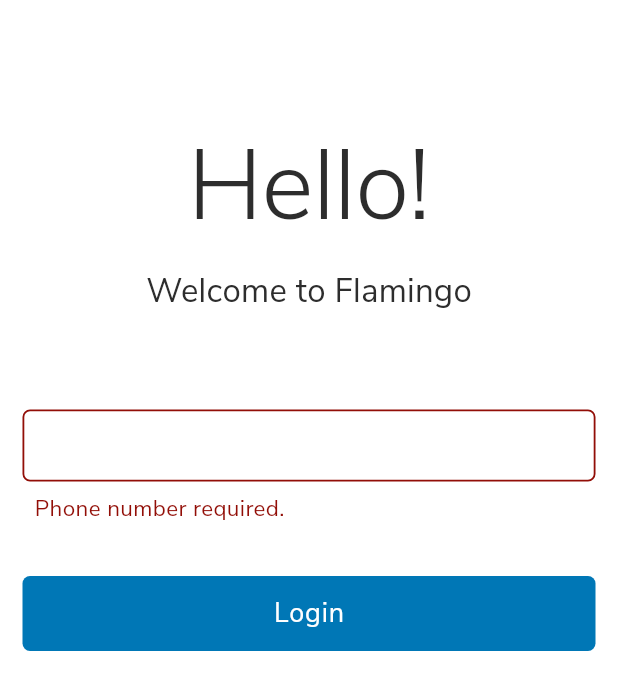
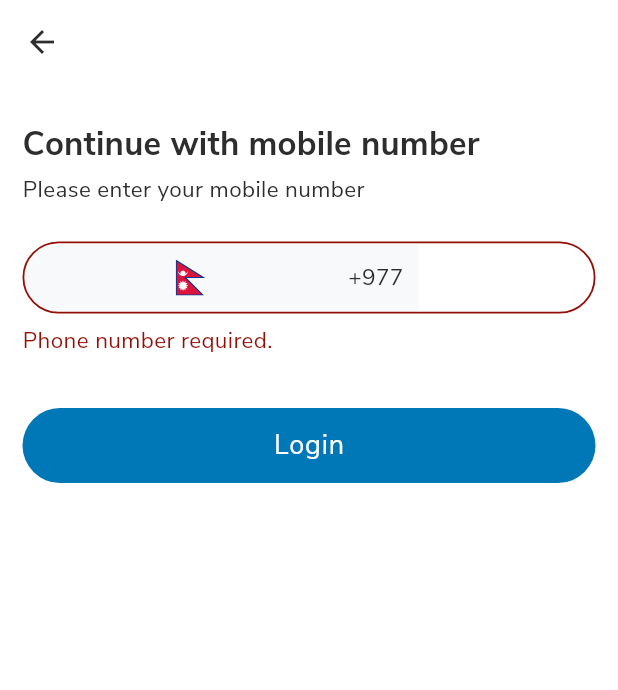
Before and after one commit to Artisan-Nepal/flamingo-mobile, a Flutter app: the LoginScreen screen opened by its route, after a tap on "Login", on a phone screen of 412 x 824 dp. Shown: the top 690 px of the screen. Run offline on Flutter 3.47's test engine with Material 2 defaults, Android fonts, the phone set to English and light mode, and no system bars; our stand-ins replace cached_network_image, dio, flutter_secure_storage, flutter_svg, get_it, otp_text_field and 2 more; accounts and stored records are empty; project files that could hold a hidden picture were left out.

Commit message:
enhance: login screen ui enhanced

```diff
--- a/lib/feature/auth/screen/login/login_screen.dart
+++ b/lib/feature/auth/screen/login/login_screen.dart
@@ -2,6 +2,7 @@
 import 'package:flamingo/feature/auth/screen/login/login_view_model.dart';
 import 'package:flamingo/feature/auth/screen/login/verify_otp_screen.dart';
 import 'package:flamingo/shared/shared.dart';
+import 'package:flamingo/widget/image/image.dart';
 import 'package:flamingo/widget/widget.dart';
 import 'package:flutter/material.dart';
 import 'package:provider/provider.dart';
@@ -25,6 +26,7 @@
       create: (context) => _viewModel,
       builder: (context, child) {
         return Scaffold(
+          appBar: AppBar(),
           body: SingleChildScrollView(
             child: Padding(
               padding: const EdgeInsets.all(Dimens.spacingSizeDefault),
@@ -34,22 +36,28 @@
                   builder: (context, viewModel, child) {
                     return Column(
                       mainAxisAlignment: MainAxisAlignment.start,
-                      crossAxisAlignment: CrossAxisAlignment.center,
+                      crossAxisAlignment: CrossAxisAlignment.start,
                       children: [
-                        const VerticalSpaceWidget(height: Dimens.spacing_64),
-                        Text(
-                          'Hello!',
-                          style: Theme.of(context).textTheme.displayMedium,
-                        ),
                         const VerticalSpaceWidget(
                           height: Dimens.spacingSizeSmall,
                         ),
                         Text(
-                          'Welcome to Flamingo',
-                          style: Theme.of(context).textTheme.titleLarge,
+                          'Continue with mobile number',
+                          style: Theme.of(context)
+                              .textTheme
+                              .titleLarge!
+                              .copyWith(fontWeight: FontWeight.bold),
                         ),
-                        const VerticalSpaceWidget(height: Dimens.spacing_64),
+                        const VerticalSpaceWidget(
+                            height: Dimens.spacingSizeExtraSmall),
+                        Text(
+                          'Please enter your mobile number',
+                          style: Theme.of(context).textTheme.bodyMedium,
+                        ),
+                        const VerticalSpaceWidget(
+                            height: Dimens.spacingSizeExtraLarge),
                         TextFieldWidget(
+                          prefixIcon: _getTextFieldPrefix(),
                           controller: _mobileNumberController,
                           maxLength: 10,
                           textInputType: TextInputType.number,
@@ -60,10 +68,10 @@
                         const VerticalSpaceWidget(
                           height: Dimens.spacingSizeOverLarge,
                         ),
-                        FilledButtonWidget(
+                        RoundedFilledButtonWidget(
                           label: 'Login',
                           onPressed: () {
-                            onLogin(viewModel);
+                            _onLogin(viewModel);
                           },
                           isLoading: viewModel.sendOtpUseCase.isLoading,
                         )
@@ -79,14 +87,39 @@
     );
   }
 
-  void onLogin(LoginViewModel viewModel) async {
+  Widget _getTextFieldPrefix() {
+    return Container(
+      margin: const EdgeInsets.fromLTRB(2, 2, Dimens.spacingSizeSmall, 2),
+      decoration: const BoxDecoration(
+        color: AppColors.grayLighter,
+        borderRadius: BorderRadius.only(
+          topLeft: Radius.circular(Dimens.radiusLarge),
+          bottomLeft: Radius.circular(Dimens.radiusLarge),
+        ),
+      ),
+      padding: const EdgeInsets.symmetric(horizontal: Dimens.spacingSizeSmall),
+      child: const Row(
+        mainAxisSize: MainAxisSize.min,
+        children: [
+          SvgImageWidget(
+            image: ImageConstants.nepalFlag,
+            height: Dimens.iconSizeDefault,
+          ),
+          HorizontalSpaceWidget(width: Dimens.spacingSizeExtraSmall),
+          Text('+977')
+        ],
+      ),
+    );
+  }
+
+  void _onLogin(LoginViewModel viewModel) async {
     if (_formKey.currentState!.validate()) {
       await viewModel.sendOtp(_mobileNumberController.text);
-      observeSendOtpResponse(viewModel);
+      _observeSendOtpResponse(viewModel);
     }
   }
 
-  void observeSendOtpResponse(LoginViewModel viewModel) {
+  void _observeSendOtpResponse(LoginViewModel viewModel) {
     if (viewModel.sendOtpUseCase.hasCompleted) {
       NavigationHelper.push(
         context,
--- a/lib/navigation/navigation_service.dart
+++ b/lib/navigation/navigation_service.dart
@@ -16,7 +16,7 @@
     if (isFirstTime) {
       initialRoute = NavigationRouteNames.onBoarding;
     } else if (isLoggedIn) {
-      initialRoute = NavigationRouteNames.home;
+      initialRoute = NavigationRouteNames.login;
     } else {
       initialRoute = NavigationRouteNames.login;
     }
--- a/lib/shared/constant/image_constants.dart
+++ b/lib/shared/constant/image_constants.dart
@@ -4,4 +4,5 @@
   static const String onboarding2 = "assets/drawable/onboarding2.svg";
   static const String onboarding3 = "assets/drawable/onboarding3.svg";
   static const String imagePlaceholder = "assets/drawable/imagePlaceholder.jpg";
+  static const String nepalFlag = "assets/drawable/nepal_flag.svg";
 }
--- a/lib/widget/button/variants/rounded_filled_button_widget.dart
+++ b/lib/widget/button/variants/rounded_filled_button_widget.dart
@@ -1,3 +1,4 @@
+import 'package:flamingo/shared/shared.dart';
 import 'package:flamingo/widget/widget.dart';
 import 'package:flutter/material.dart';
 
@@ -27,7 +28,7 @@
       isLoading: isLoading,
       enabled: enabled,
       loadingMsg: loadingMsg,
-      borderRaidus: BorderRadius.circular(50),
+      borderRaidus: BorderRadius.circular(Dimens.radiusLarge),
       child: child,
     );
   }
--- a/lib/widget/button/variants/rounded_outlined_button_widget.dart
+++ b/lib/widget/button/variants/rounded_outlined_button_widget.dart
@@ -30,7 +30,7 @@
       isLoading: isLoading,
       enabled: enabled,
       loadingMsg: loadingMsg,
-      borderRaidus: BorderRadius.circular(50),
+      borderRaidus: BorderRadius.circular(Dimens.radiusLarge),
       needBorder: true,
       backgroundColor: AppColors.transparent,
       textColor: textColor,
--- a/lib/widget/image/svg_image.dart
+++ b/lib/widget/image/svg_image.dart
@@ -19,10 +19,12 @@
     return SvgPicture.asset(
       image,
       alignment: Alignment.center,
-      colorFilter: ColorFilter.mode(
-        color ?? Theme.of(context).iconTheme.color!,
-        BlendMode.srcIn,
-      ),
+      colorFilter: color != null
+          ? ColorFilter.mode(
+              color!,
+              BlendMode.srcIn,
+            )
+          : null,
       width: width,
       height: height,
     );
--- a/lib/widget/text-field/text_field_widget.dart
+++ b/lib/widget/text-field/text_field_widget.dart
@@ -36,7 +36,7 @@
   final TextInputType? textInputType;
   final TextEditingController? controller;
   final String? hintText;
-  final IconData? prefixIcon;
+  final Widget? prefixIcon;
   final IconData? suffixIcon;
   final TextInputAction? textInputAction;
   final bool enabled;
@@ -108,12 +108,7 @@
                 : const EdgeInsets.all(
                     8,
                   ),
-            prefixIcon: prefixIcon == null
-                ? null
-                : IconButton(
-                    icon: Icon(prefixIcon),
-                    onPressed: onPrefixPressed,
-                  ),
+            prefixIcon: prefixIcon,
             suffixIcon: suffixIcon == null
                 ? null
                 : IconButton(
@@ -126,7 +121,7 @@
                 .copyWith(color: AppColors.error),
             hintText: hintText,
             border: _generateBorder(AppColors.grayDarker),
-            focusedBorder: _generateBorder(AppColors.grayDarker),
+            focusedBorder: _generateBorder(AppColors.primaryMain),
             enabledBorder: _generateBorder(AppColors.grayDarker),
             errorBorder: _generateBorder(AppColors.error),
             focusedErrorBorder: _generateBorder(AppColors.error),
@@ -138,7 +133,7 @@
 
   OutlineInputBorder _generateBorder(Color borderColor) {
     return OutlineInputBorder(
-      borderRadius: BorderRadius.circular(5),
+      borderRadius: BorderRadius.circular(Dimens.radiusLarge),
       borderSide: BorderSide(width: 1.2, color: borderColor),
     );
   }
--- a/lib/widget/text-field/variants/password_text_field_widget.dart
+++ b/lib/widget/text-field/variants/password_text_field_widget.dart
@@ -30,7 +30,7 @@
   final FocusNode? nextNode;
   final TextEditingController? controller;
   final String? hintText;
-  final IconData? prefixIcon;
+  final Widget? prefixIcon;
   final TextInputAction? textInputAction;
   final bool enabled;
   final bool readOnly;
```
Also changed, not shown: assets/drawable/nepal_flag.svg (added), assets/png/nepal_flag.png (added), assets/png/splash.png (deleted).
